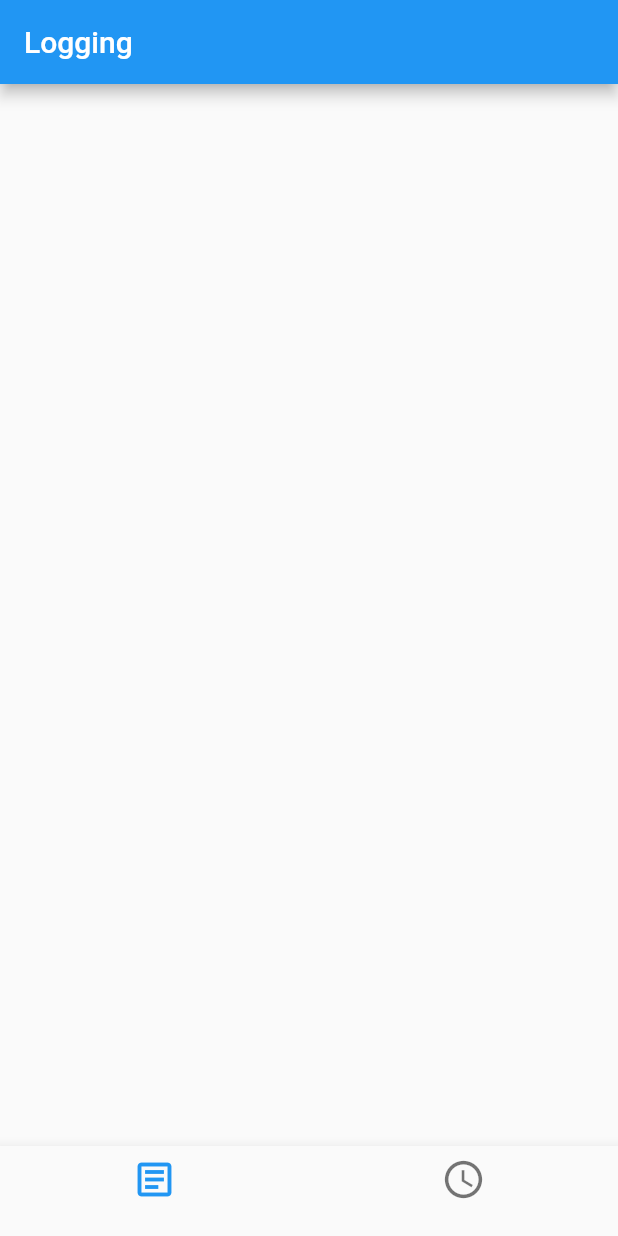
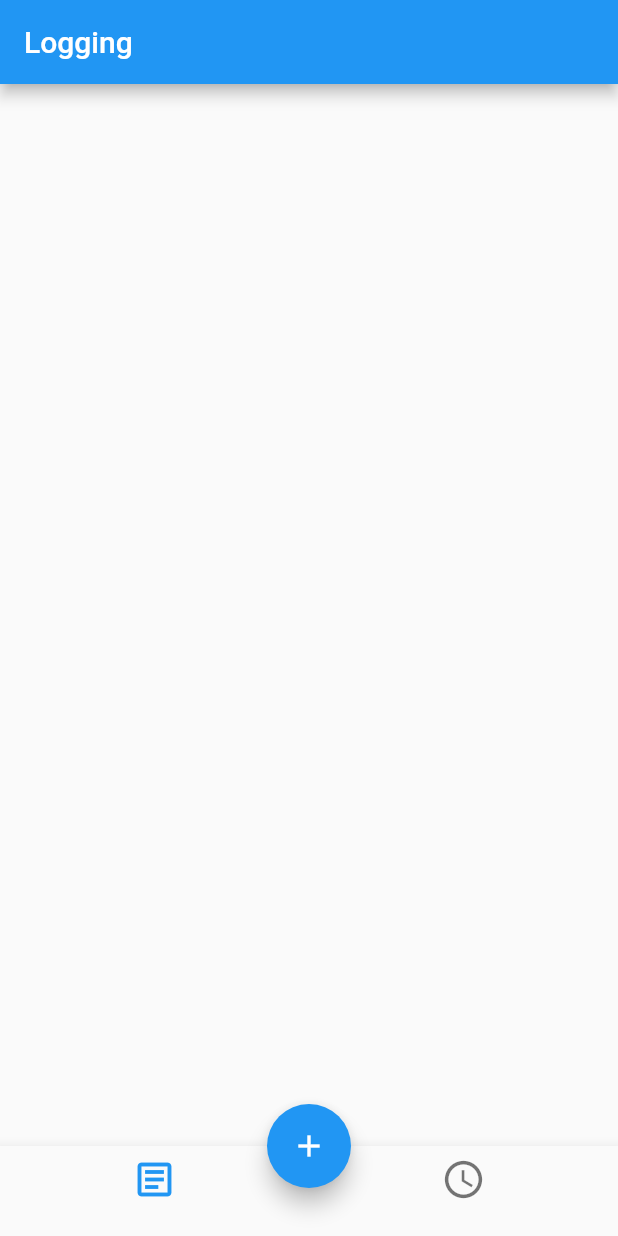
Before and after one commit to Ai-Albert/Hindsight, a Flutter app: the screen it shows after launch, on a phone screen of 412 x 824 dp. Run offline on Flutter 3.47's test engine with Material 2 defaults, Android fonts, the light colour scheme and no system bars.

Commit message:
Added floating action button

```diff
--- a/lib/pages/home.dart
+++ b/lib/pages/home.dart
@@ -11,6 +11,7 @@ class _HomeState extends State<Home> {
   int _currentIndex = 0;
   final List<Widget> _children = [Logging(), TimeMachine()];
   final List<String> _appBarTitles = ['Logging', 'Time Machine'];
+  final List<Widget> _icons = [Icon(Icons.add), Icon(Icons.calendar_today_outlined)];
 
   @override
   Widget build(BuildContext context) {
@@ -21,6 +22,19 @@ class _HomeState extends State<Home> {
       ),
 
       body: _children[_currentIndex],
+
+      floatingActionButtonLocation: FloatingActionButtonLocation.centerDocked,
+      floatingActionButton: FloatingActionButton(
+        child: _icons[_currentIndex],
+        onPressed: () {
+          if (_appBarTitles[_currentIndex] == 'Logging') {
+            //
+          }
+          else if (_appBarTitles[_currentIndex] == 'Time Machine') {
+            //
+          }
+        },
+      ),
 
       bottomNavigationBar: BottomNavigationBar(
 
```
